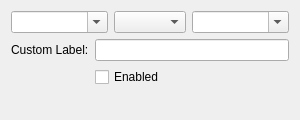
Above: src/editfilterwidget.ui from UjOwtuc/qstuff before the change. Below: the same form after it.
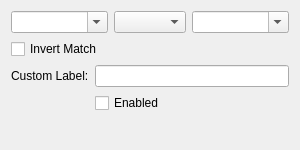
That is the form after the change.

The edit to the form file:
```diff
--- a/src/editfilterwidget.ui
+++ b/src/editfilterwidget.ui
@@ -7,13 +7,13 @@
     <x>0</x>
     <y>0</y>
     <width>300</width>
-    <height>120</height>
+    <height>150</height>
    </rect>
   </property>
   <property name="minimumSize">
    <size>
     <width>300</width>
-    <height>120</height>
+    <height>150</height>
    </size>
   </property>
   <property name="windowTitle">
@@ -53,6 +53,13 @@
      </item>
     </layout>
    </item>
+   <item>
+    <widget class="QCheckBox" name="invertFilterCheckbox">
+     <property name="text">
+      <string>Invert Match</string>
+     </property>
+    </widget>
+   </item>
    <item>
     <layout class="QGridLayout" name="gridLayout">
      <item row="0" column="0">
```
Left out of the diff: 8 changed lines with no effect on the pictures.
